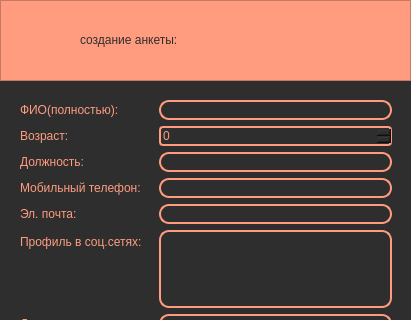
The window that anketa.ui (KawaiiZhele/Yandex-lyceum-1st-project) describes before a commit, drawn with Qt 5; both pictures show x 0 to 411 and y 0 to 320 of the 411 by 803 pixel window.
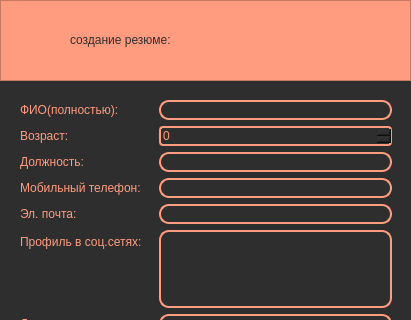
The same window after the commit.

```diff
--- a/anketa.ui
+++ b/anketa.ui
@@ -363,7 +363,7 @@
     <widget class="QLabel" name="label_15">
      <property name="geometry">
       <rect>
-       <x>80</x>
+       <x>70</x>
        <y>30</y>
        <width>291</width>
        <height>20</height>
@@ -374,7 +374,7 @@
 color: #2E2E2E</string>
      </property>
      <property name="text">
-      <string>создание анкеты:</string>
+      <string>создание резюме:</string>
      </property>
     </widget>
    </widget>
```
